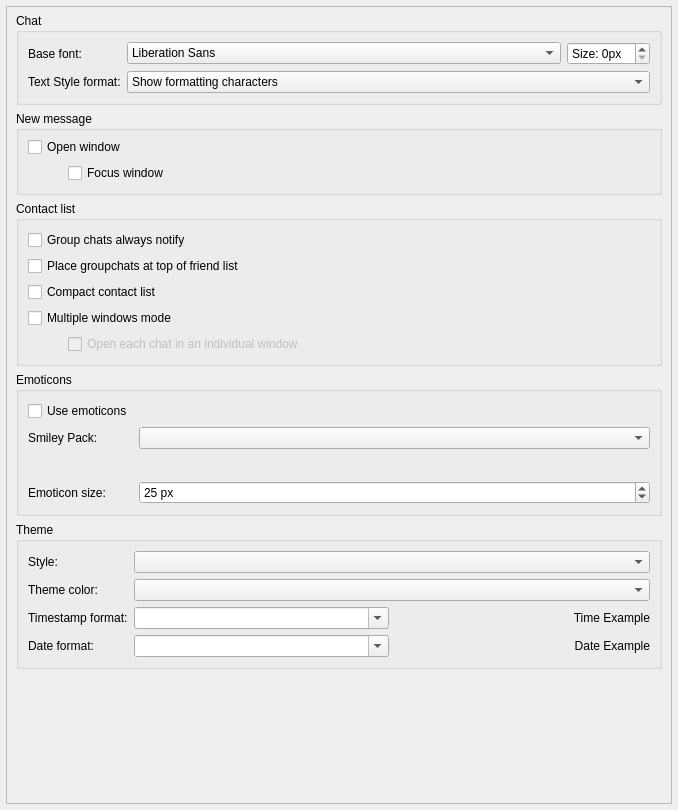
Before: the Qt Designer form src/widget/form/settings/userinterfacesettings.ui in qTox/qTox, drawn with Qt 5.
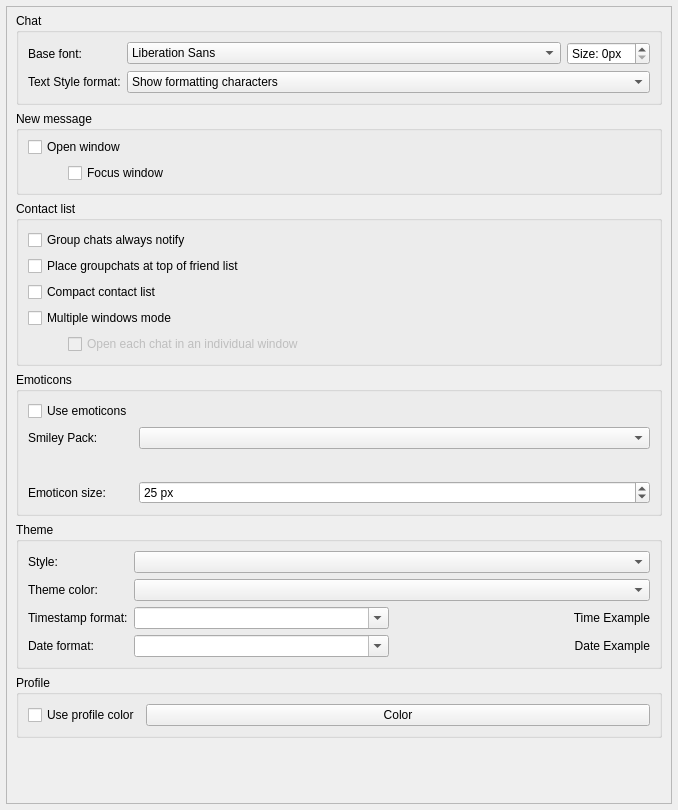
After: the same form once the commit is applied. Custom widgets are drawn as their Qt base class.

Commit message:
feat(icon): Color-code icons based on the profile.
Allows user to specify the color for a profile,
so that it is easy to distinguish between instances.

The edit to the form file:
```diff
--- a/src/widget/form/settings/userinterfacesettings.ui
+++ b/src/widget/form/settings/userinterfacesettings.ui
@@ -43,7 +43,7 @@
         <height>796</height>
        </rect>
       </property>
-      <layout class="QVBoxLayout" name="verticalLayout_4" stretch="0,0,0,0,0,0">
+      <layout class="QVBoxLayout" name="verticalLayout_4" stretch="0,0,0,0,0,0,0">
        <property name="spacing">
         <number>6</number>
        </property>
@@ -530,6 +530,56 @@
          </layout>
         </widget>
        </item>
+       <item>
+        <widget class="QGroupBox" name="profileGroupBox">
+         <property name="title">
+          <string>Profile</string>
+         </property>
+         <layout class="QFormLayout" name="formLayout">
+          <property name="fieldGrowthPolicy">
+           <enum>QFormLayout::AllNonFixedFieldsGrow</enum>
+          </property>
+          <property name="topMargin">
+           <number>9</number>
+          </property>
+          <property name="bottomMargin">
+           <number>9</number>
+          </property>
+          <item row="3" column="0">
+           <widget class="QCheckBox" name="useProfileColor">
+            <property name="sizePolicy">
+             <sizepolicy hsizetype="Preferred" vsizetype="Preferred">
+              <horstretch>0</horstretch>
+              <verstretch>0</verstretch>
+             </sizepolicy>
+            </property>
+            <property name="toolTip">
+             <string>Enable the color code for this profile.</string>
+            </property>
+            <property name="text">
+             <string>Use profile color</string>
+            </property>
+           </widget>
+          </item>
+          <item row="3" column="1">
+           <widget class="QPushButton" name="profileColor">
+            <property name="sizePolicy">
+             <sizepolicy hsizetype="Expanding" vsizetype="Fixed">
+              <horstretch>0</horstretch>
+              <verstretch>0</verstretch>
+             </sizepolicy>
+            </property>
+            <property name="toolTip">
+             <string>The color code for this profile. Click to change it.</string>
+            </property>
+            <property name="text">
+             <string>Color</string>
+            </property>
+           </widget>
+          </item>
+         </layout>
+        </widget>
+       </item>
        <item>
         <spacer name="verticalSpacer">
          <property name="orientation">
```
The commit also changes 12 other files.
